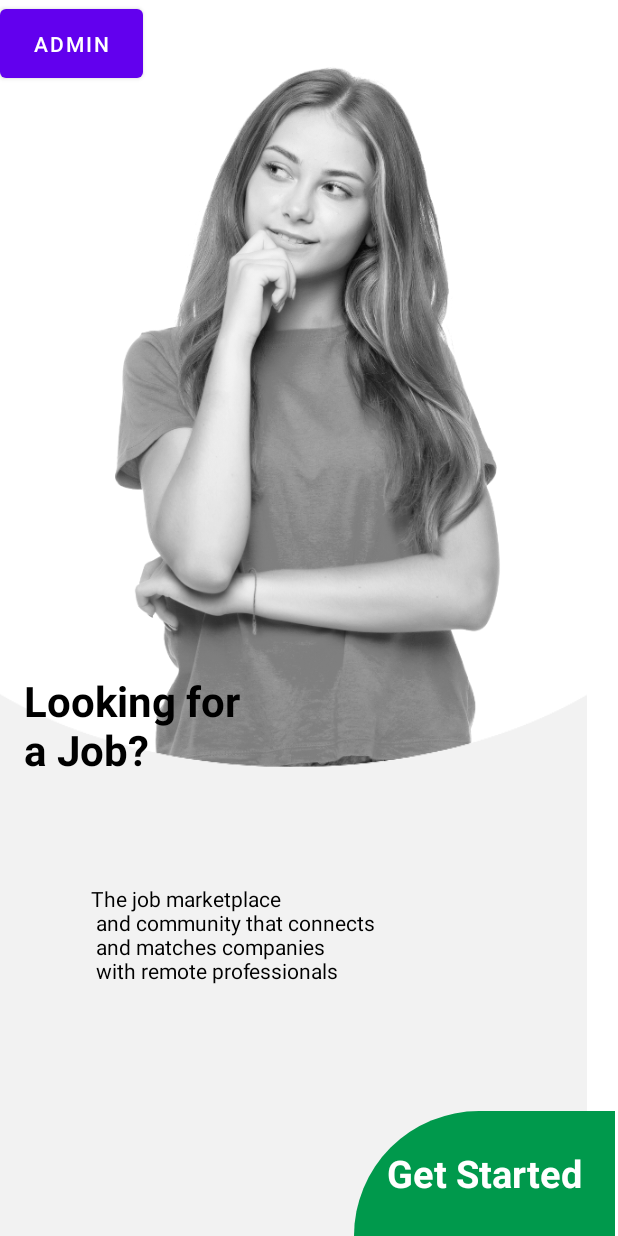
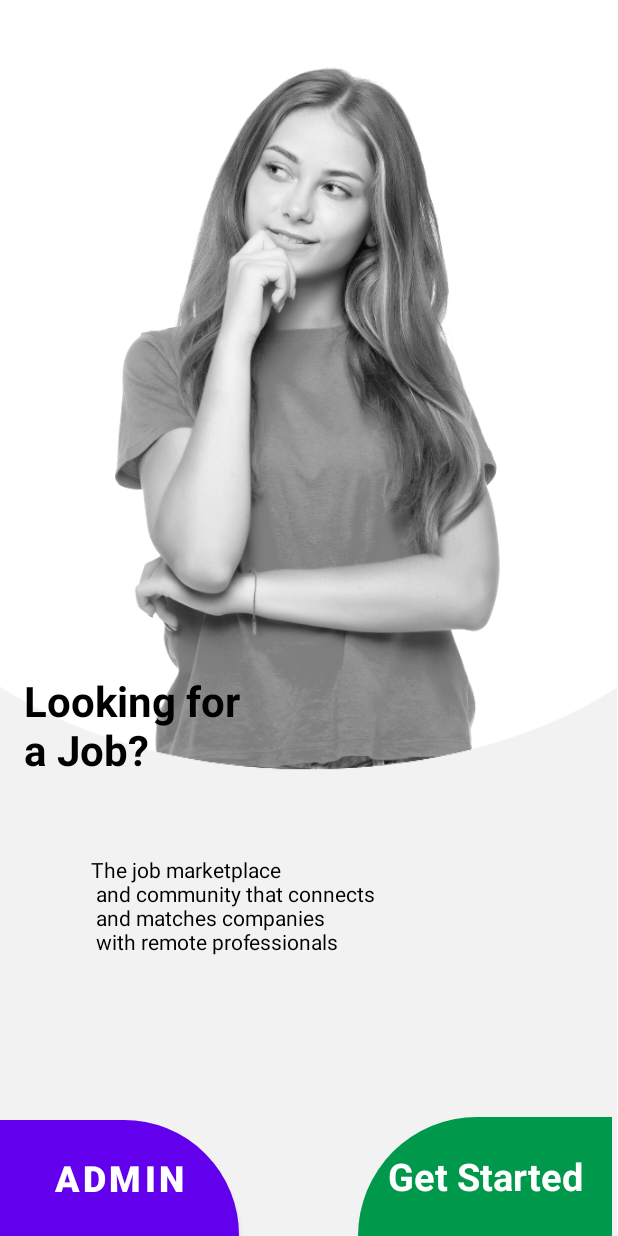
Before and after one commit to IT21298912/Job_portal_MAD, an Android app: the screen it shows after launch (activity_main), on a phone screen of 412 x 824 dp. Run offline under Robolectric (Android 15) with nearby library versions, the light colour scheme and no system bars.

Commit message:
modify home page

```diff
--- /dev/null
+++ b/app/src/main/res/drawable/roundbutton2.xml
@@ -0,0 +1,6 @@
+<?xml version="1.0" encoding="utf-8"?>
+<shape xmlns:android="http://schemas.android.com/apk/res/android" android:shape="rectangle">
+    <corners android:topRightRadius="400dp"/>
+    <solid android:color="@android:color/white"/>
+    <stroke android:width="1dp" android:color="@android:color/black"/>
+</shape>
--- a/app/src/main/res/layout/activity_main2.xml
+++ b/app/src/main/res/layout/activity_main2.xml
@@ -18,8 +18,8 @@
 
     <ImageView
         android:id="@+id/imageView2"
-        android:layout_width="391dp"
-        android:layout_height="387dp"
+        android:layout_width="411dp"
+        android:layout_height="385dp"
         android:scaleType="centerCrop"
         app:layout_constraintBottom_toBottomOf="parent"
         app:layout_constraintEnd_toEndOf="parent"
@@ -42,12 +42,12 @@
 
     <TextView
         android:id="@+id/button1"
-        android:layout_width="174dp"
-        android:layout_height="83dp"
+        android:layout_width="169dp"
+        android:layout_height="79dp"
 
-        android:layout_marginEnd="2dp"
+        android:layout_marginEnd="4dp"
+        android:background="@drawable/background_button_intro"
         android:backgroundTint="@color/green"
-        android:background="@drawable/background_button_intro"
         android:gravity="center"
         android:text="@string/strt"
         android:textColor="#ffffff"
@@ -61,18 +61,30 @@
         android:layout_width="347dp"
         android:layout_height="81dp"
         android:layout_marginEnd="4dp"
+        android:text="@string/desc"
         android:textColor="@color/black"
-        android:text="@string/desc"
         app:layout_constraintBottom_toTopOf="@+id/button1"
         app:layout_constraintEnd_toEndOf="parent"
-        app:layout_constraintTop_toBottomOf="@+id/textView" />
+        app:layout_constraintTop_toBottomOf="@+id/textView"
+        app:layout_constraintVertical_bias="0.354" />
 
     <Button
         android:id="@+id/admin"
-        android:layout_width="95dp"
-        android:layout_height="58dp"
+        android:layout_width="159dp"
+        android:layout_height="77dp"
+        android:layout_marginTop="40dp"
+        android:layout_marginEnd="28dp"
+        android:background="@drawable/roundbutton2"
+
+        android:backgroundTint="@color/green"
         android:text="Admin"
-        tools:layout_editor_absoluteX="16dp"
-        tools:layout_editor_absoluteY="47dp" />
+        android:textSize="24sp"
+        android:textStyle="bold"
+        app:layout_constraintBottom_toBottomOf="parent"
+        app:layout_constraintEnd_toStartOf="@+id/button1"
+        app:layout_constraintHorizontal_bias="0.0"
+        app:layout_constraintStart_toStartOf="parent"
+        app:layout_constraintTop_toBottomOf="@+id/viewdesc"
+        app:layout_constraintVertical_bias="1.0" />
 
 </androidx.constraintlayout.widget.ConstraintLayout>
--- a/app/src/main/res/layout/activity_selectmanage.xml
+++ b/app/src/main/res/layout/activity_selectmanage.xml
@@ -8,15 +8,15 @@
 
     <Button
         android:id="@+id/Jman"
-        android:layout_width="wrap_content"
+        android:layout_width="193dp"
         android:layout_height="50dp"
         android:layout_marginStart="122dp"
-        android:layout_marginTop="8dp"
+        android:layout_marginTop="12dp"
         android:layout_marginEnd="122dp"
         android:backgroundTint="@color/green"
         android:text="Job management"
         app:layout_constraintEnd_toEndOf="parent"
-        app:layout_constraintHorizontal_bias="1.0"
+        app:layout_constraintHorizontal_bias="0.525"
         app:layout_constraintStart_toStartOf="parent"
         app:layout_constraintTop_toBottomOf="@+id/Aman" />
 
@@ -59,15 +59,15 @@
 
     <Button
         android:id="@+id/uman"
-        android:layout_width="wrap_content"
+        android:layout_width="195dp"
         android:layout_height="50dp"
-        android:layout_marginStart="150dp"
-        android:layout_marginTop="12dp"
-        android:layout_marginEnd="167dp"
+        android:layout_marginStart="122dp"
+        android:layout_marginTop="16dp"
+        android:layout_marginEnd="122dp"
         android:backgroundTint="@color/green"
         android:text="User Management"
         app:layout_constraintEnd_toEndOf="parent"
-        app:layout_constraintHorizontal_bias="0.467"
+        app:layout_constraintHorizontal_bias="0.488"
         app:layout_constraintStart_toStartOf="parent"
         app:layout_constraintTop_toBottomOf="@+id/Jman" />
 </androidx.constraintlayout.widget.ConstraintLayout>
```
